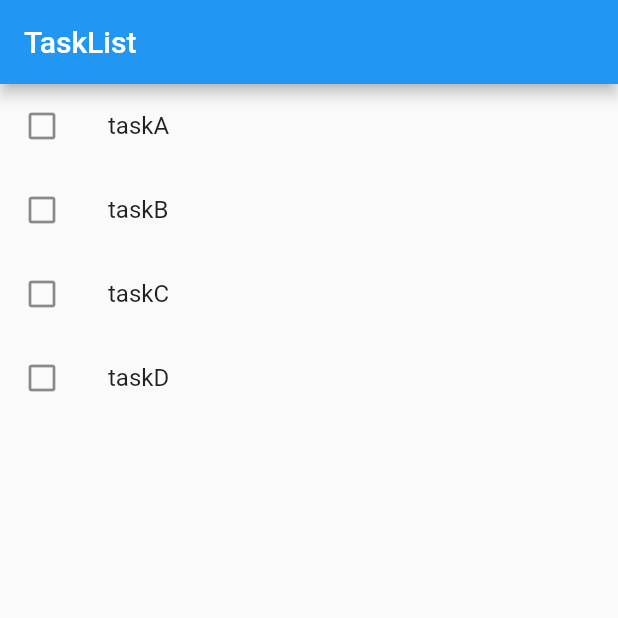
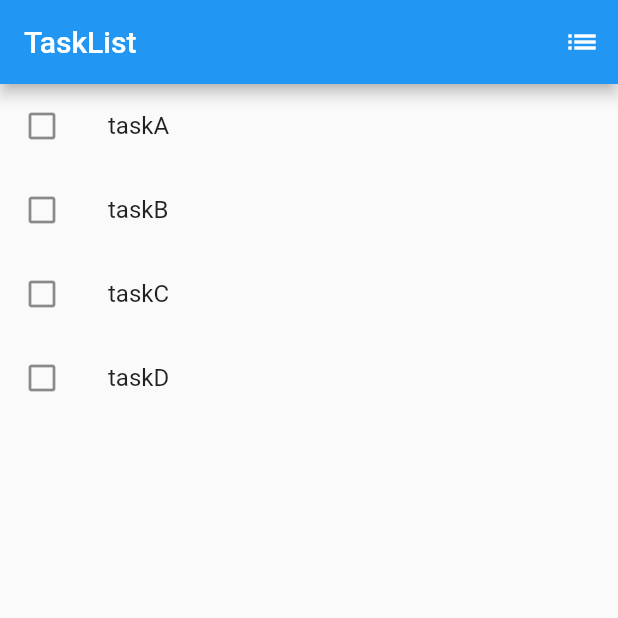
Before and after one commit to raawaa/flutter_startup, a Flutter app: the screen it shows after launch, on a phone screen of 412 x 824 dp, the top half of it. Run offline on Flutter 3.47's test engine with Material 2 defaults, Android fonts, the phone set to English and light mode, and no system bars; our stand-ins replace sqflite; accounts and stored records are empty.

Commit message:
List display mode.

```diff
--- a/lib/create_task.dart
+++ b/lib/create_task.dart
@@ -1,6 +1,6 @@
 import 'package:flutter/material.dart';
 import 'package:flutter/widgets.dart';
-import 'models/appstate.dart';
+import 'models/app_container.dart';
 import 'models/task.dart';
 
 class CreateTaskPage extends StatelessWidget {
@@ -41,7 +41,7 @@ class _CreateTaskFormState extends State<CreateTaskForm> {
           child: Text('提交'),
           onPressed: () {
             print("task-title: " + widget._titleController.text);
-            AppData.of(context).appstate.addTask(Task(
+            AppStateProvider.of(context).appstate.addTask(Task(
                 title: widget._titleController.text,
                 content: widget._contentController.text));
             Scaffold.of(context).showSnackBar(
--- a/lib/main.dart
+++ b/lib/main.dart
@@ -1,4 +1,4 @@
 import 'package:flutter/material.dart';
-import 'models/appstate.dart';
+import 'models/app_container.dart';
 
 void main() => runApp(App());
--- a/lib/models/appstate.dart
+++ b/lib/models/app_container.dart
@@ -13,8 +13,23 @@ class App extends StatefulWidget {
 
 class _AppState extends State<App> {
   List<Task> taskList = [];
-
+  ListDisplayMode displayMode;
   void addTask(Task task) => taskList.add(task);
+  void toggleViewMode() {
+    switch (displayMode) {
+      case ListDisplayMode.list:
+        setState(() {
+          displayMode = ListDisplayMode.card;
+        });
+        break;
+      case ListDisplayMode.card:
+        setState(() {
+          displayMode = ListDisplayMode.list;
+        });
+        break;
+      default:
+    }
+  }
 
   @override
   void initState() {
@@ -23,11 +38,12 @@ class _AppState extends State<App> {
     taskList.add(new Task(title: 'taskB', content: 'todo taskB'));
     taskList.add(new Task(title: 'taskC', content: 'todo taskC'));
     taskList.add(new Task(title: 'taskD', content: 'todo taskD'));
+    displayMode = ListDisplayMode.list;
   }
 
   @override
   Widget build(BuildContext context) {
-    return AppData(
+    return AppStateProvider(
         appstate: this,
         child: MaterialApp(routes: {
           '/detail': (context) => Detail(null),
@@ -36,14 +52,14 @@ class _AppState extends State<App> {
   }
 }
 
-class AppData extends InheritedWidget {
+class AppStateProvider extends InheritedWidget {
   final _AppState appstate;
 
-  AppData({@required Widget child, @required this.appstate, Key key})
+  AppStateProvider({@required Widget child, @required this.appstate, Key key})
       : super(key: key, child: child);
 
-  static AppData of(BuildContext context) {
-    return context.inheritFromWidgetOfExactType(AppData);
+  static AppStateProvider of(BuildContext context) {
+    return context.inheritFromWidgetOfExactType(AppStateProvider);
   }
 
   @override
@@ -51,3 +67,5 @@ class AppData extends InheritedWidget {
     return true;
   }
 }
+
+enum ListDisplayMode { list, card }
--- a/lib/task_list.dart
+++ b/lib/task_list.dart
@@ -1,19 +1,53 @@
 import 'package:flutter/cupertino.dart';
 import 'package:flutter/material.dart';
-import 'models/appstate.dart';
+import 'models/app_container.dart';
+import 'models/task.dart';
 import 'detail.dart';
 
 class TaskList extends StatelessWidget {
-  const TaskList({Key key}) : super(key: key);
+  const TaskList({
+    Key key,
+  }) : super(key: key);
 
   @override
   Widget build(BuildContext context) {
-    final taskList = AppData.of(context).appstate.taskList;
+    final taskList = AppStateProvider.of(context).appstate.taskList;
+    final displayMode = AppStateProvider.of(context).appstate.displayMode;
     return Scaffold(
       appBar: new AppBar(
         title: Text("TaskList"),
+        actions: <Widget>[
+          IconButton(
+            icon: displayMode == ListDisplayMode.list
+                ? Icon(Icons.list)
+                : Icon(Icons.grid_on),
+            onPressed: () {
+              print(AppStateProvider.of(context)
+                  .appstate
+                  .displayMode
+                  .toString()); //TODO: delete debuge
+              AppStateProvider.of(context).appstate.toggleViewMode();
+            },
+          )
+        ],
       ),
-      body: ListView.builder(
+      body: ListBody(displayMode: displayMode, taskList: taskList),
+      floatingActionButton: new FloatingActionButton(
+          child: Icon(Icons.add),
+          onPressed: () => Navigator.pushNamed(context, '/create')),
+    );
+  }
+}
+
+class ListBody extends StatelessWidget {
+  List<Task> taskList;
+
+  final ListDisplayMode displayMode;
+  ListBody({this.taskList,this.displayMode});
+  @override
+  Widget build(BuildContext context) {
+    if (displayMode == ListDisplayMode.list) {
+      return ListView.builder(
           itemCount: taskList.length,
           itemBuilder: (BuildContext context, int i) {
             return new ListTile(
@@ -26,10 +60,15 @@ class TaskList extends StatelessWidget {
               leading: new Icon(Icons.check_box_outline_blank),
               title: new Text(taskList[i].title),
             );
-          }),
-      floatingActionButton: new FloatingActionButton(
-          child: Icon(Icons.add),
-          onPressed: () => Navigator.pushNamed(context, '/create')),
-    );
+          });
+    } else {
+      return Column(
+        children: taskList.map((Task task) {
+          return Card(
+            child: Text(task.title),
+          );
+        }).toList(),
+      );
+    }
   }
 }
```
Also changed, not shown: 1 other file.
